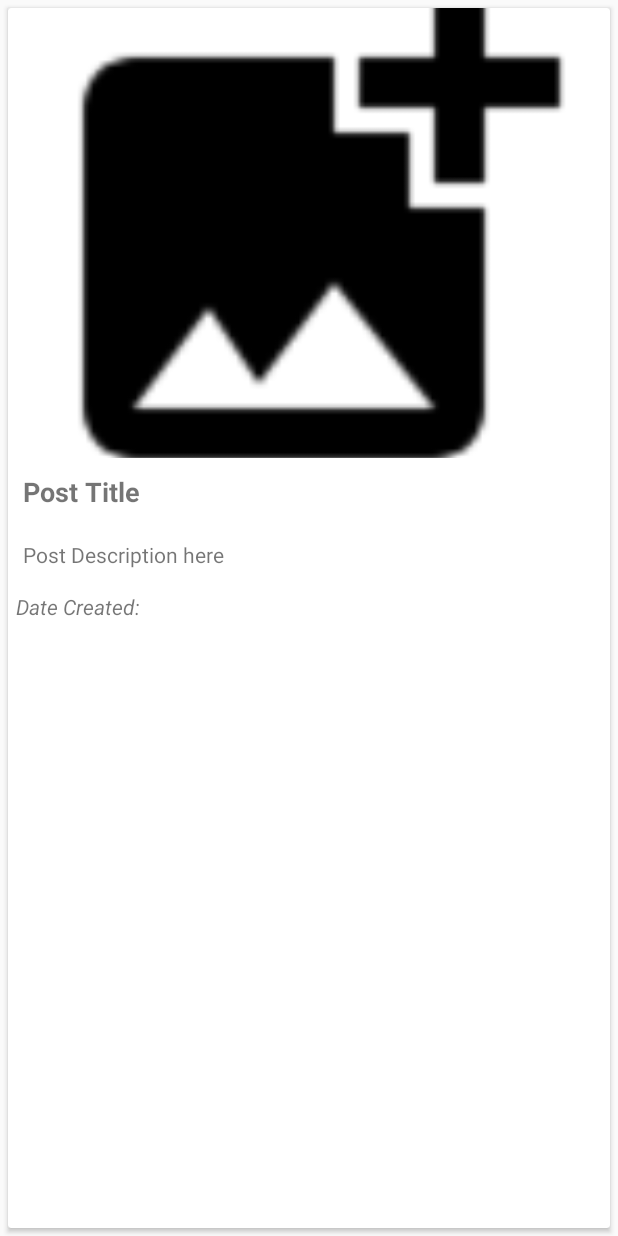
After one commit to deepakdantla/Blog-App, an Android app: the layout post_row.xml on its own in the app's theme, with its tools: preview values and no code run, on a phone screen of 412 x 824 dp. The commit adds this screen. Run offline under Robolectric (Android 15) with nearby library versions, the phone set to English and light mode, and no system bars.

Commit message:
Created some template

```diff
--- a/app/build.gradle
+++ b/app/build.gradle
@@ -23,8 +23,10 @@ dependencies {
     implementation fileTree(dir: 'libs', include: ['*.jar'])
     implementation 'com.android.support:appcompat-v7:28.0.0'
     implementation 'com.android.support.constraint:constraint-layout:1.1.3'
-    implementation 'com.google.firebase:firebase-auth:16.0.5'
+    implementation 'com.google.firebase:firebase-auth:16.1.0'
     testImplementation 'junit:junit:4.12'
     androidTestImplementation 'com.android.support.test:runner:1.0.2'
     androidTestImplementation 'com.android.support.test.espresso:espresso-core:3.0.2'
+    implementation 'com.android.support:recyclerview-v7:28.0.0'
+    implementation 'com.android.support:cardview-v7:28.0.0'
 }
--- a/app/src/main/AndroidManifest.xml
+++ b/app/src/main/AndroidManifest.xml
@@ -1,5 +1,6 @@
 <?xml version="1.0" encoding="utf-8"?>
 <manifest xmlns:android="http://schemas.android.com/apk/res/android"
+    xmlns:tools="http://schemas.android.com/tools"
     package="com.example.blogapp">
 
     <application
@@ -8,7 +9,10 @@
         android:label="@string/app_name"
         android:roundIcon="@mipmap/ic_launcher_round"
         android:supportsRtl="true"
-        android:theme="@style/AppTheme">
+        android:theme="@style/AppTheme"
+        tools:ignore="GoogleAppIndexingWarning">
+        <activity android:name=".AddPostActivity"></activity>
+        <activity android:name=".PostListActivity" />
         <activity android:name=".MainActivity">
             <intent-filter>
                 <action android:name="android.intent.action.MAIN" />
--- /dev/null
+++ b/app/src/main/res/drawable/input_outline.xml
@@ -0,0 +1,6 @@
+<?xml version="1.0" encoding="utf-8"?>
+<shape xmlns:android="http://schemas.android.com/apk/res/android">
+ <stroke android:color="@color/colorPrimaryDark"
+     android:width="1dp"/>
+    <corners android:radius="5dp"/>
+</shape>
--- /dev/null
+++ b/app/src/main/res/layout/post_row.xml
@@ -0,0 +1,51 @@
+<?xml version="1.0" encoding="utf-8"?>
+<android.support.v7.widget.CardView xmlns:android="http://schemas.android.com/apk/res/android"
+    android:layout_width="match_parent"
+    android:layout_height="match_parent"
+    android:layout_margin="5dp"
+    android:orientation="vertical">
+
+    <LinearLayout
+        android:layout_width="match_parent"
+        android:layout_height="wrap_content"
+        android:orientation="vertical">
+
+        <ImageView
+            android:id="@+id/postImageList"
+            android:layout_width="match_parent"
+            android:layout_height="300dp"
+            android:adjustViewBounds="true"
+            android:cropToPadding="false"
+            android:scaleType="centerCrop"
+            android:src="@drawable/baseline_add_photo_alternate_black_48dp" />
+
+
+        <TextView
+            android:layout_width="match_parent"
+            android:layout_height="wrap_content"
+            android:id="@+id/postTitleList"
+            android:padding="10dp"
+            android:text="Post Title"
+            android:textSize="18sp"
+            android:textStyle="bold"/>
+
+        <TextView
+            android:layout_width="match_parent"
+            android:layout_height="wrap_content"
+            android:id="@+id/postTextList"
+            android:padding="10dp"
+            android:text="Post Description here"
+            android:paddingLeft="15dp"
+            android:paddingRight="15dp"
+            android:paddingTop="15dp" />
+
+        <TextView
+            android:layout_width="match_parent"
+            android:layout_height="wrap_content"
+            android:padding="5dp"
+            android:id="@+id/timeStampList"
+            android:textStyle="italic"
+            android:text="Date Created:"/>
+
+    </LinearLayout>
+</android.support.v7.widget.CardView>
--- a/build.gradle
+++ b/build.gradle
@@ -7,7 +7,7 @@ buildscript {
 
     }
     dependencies {
-        classpath 'com.android.tools.build:gradle:3.4.2'
+        classpath 'com.android.tools.build:gradle:3.5.1'
         classpath 'com.google.gms:google-services:4.2.0'
 
         // NOTE: Do not place your application dependencies here; they belong
```
Also changed, not shown: app/src/main/java/com/example/blogapp/MainActivity.java (+33 -1 lines), app/src/main/java/com/example/blogapp/PostListActivity.java (added, +13 -0 lines), app/src/main/res/layout/activity_main.xml (+38 -36 lines), app/src/main/res/layout/activity_post_list.xml (added, +24 -0 lines), app/src/main/res/menu/main_menu.xml (added, +16 -0 lines), app/src/main/res/drawable/baseline_add_photo_alternate_black_48dp.png (added), gradle/wrapper/gradle-wrapper.properties.
